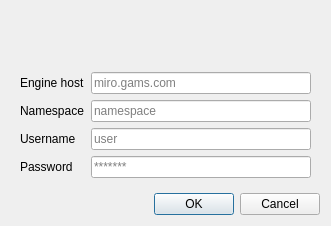
This is src/engine/enginestartdialog.ui in GAMS-dev/studio as Qt 5 draws it before an edit. The edited form follows.
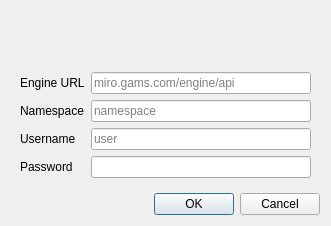
This is the edited form. Icons and pictures are not drawn.

What changed in the file:
```diff
--- a/src/engine/enginestartdialog.ui
+++ b/src/engine/enginestartdialog.ui
@@ -89,7 +89,7 @@
          <string>Enter the bare host, like &quot;miro.gams.com&quot;</string>
         </property>
         <property name="text">
-         <string>Engine host</string>
+         <string>Engine URL</string>
         </property>
        </widget>
       </item>
@@ -99,7 +99,7 @@
          <string/>
         </property>
         <property name="placeholderText">
-         <string>miro.gams.com</string>
+         <string>miro.gams.com/engine/api</string>
         </property>
        </widget>
       </item>
@@ -141,10 +141,7 @@
       <item row="4" column="1">
        <widget class="QLineEdit" name="edPassword">
         <property name="echoMode">
-         <enum>QLineEdit::PasswordEchoOnEdit</enum>
-        </property>
-        <property name="placeholderText">
-         <string>*******</string>
+         <enum>QLineEdit::Password</enum>
         </property>
        </widget>
       </item>
```
Left out of the diff: 4 changed lines with no effect on the pictures.
